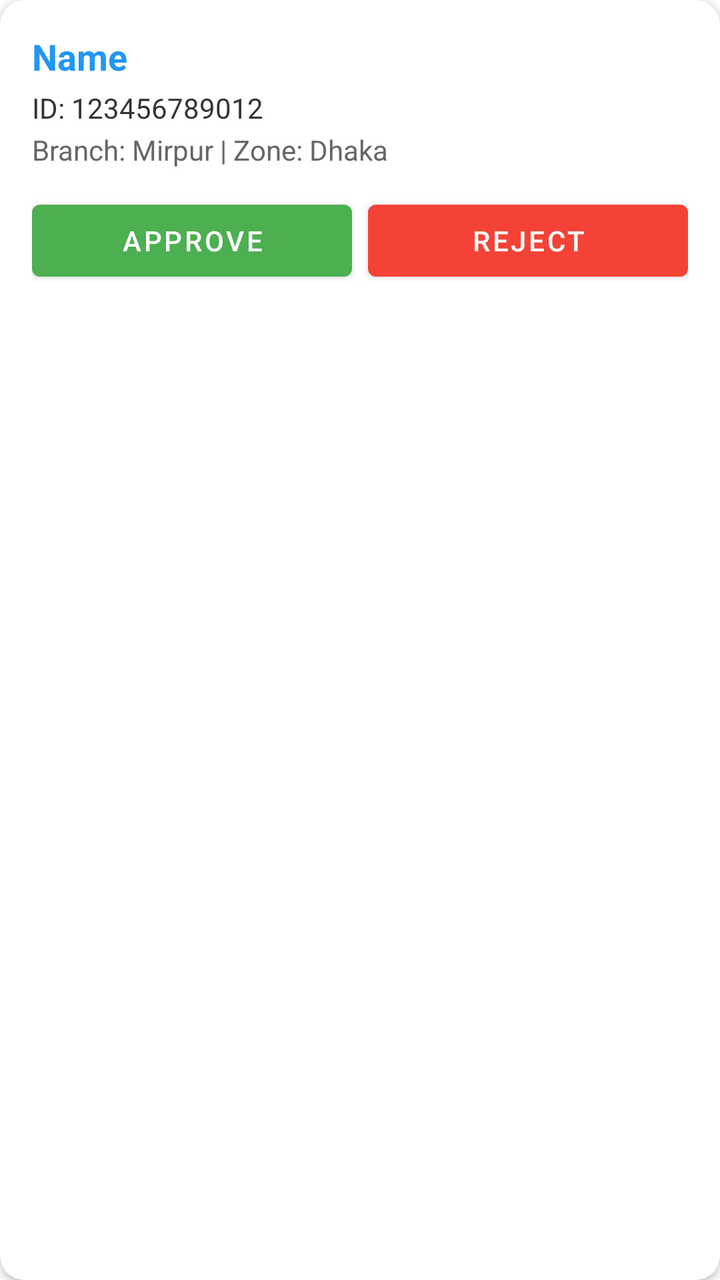
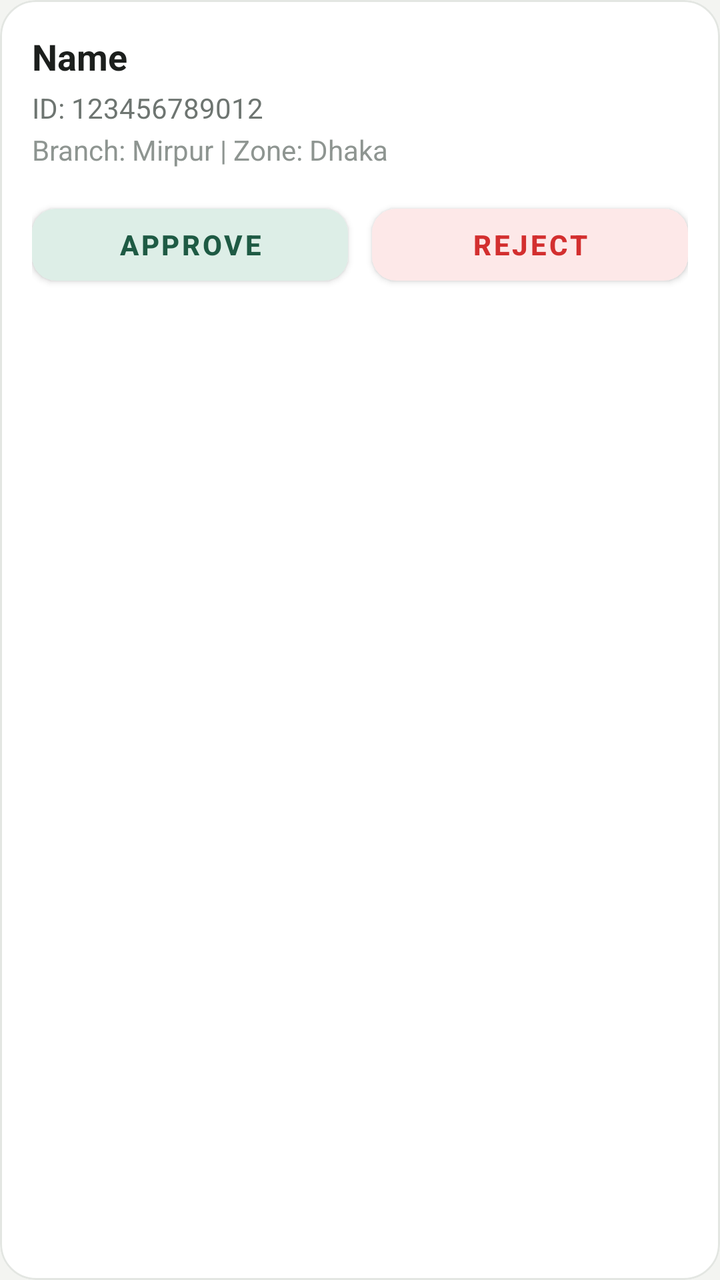

Two renders of the same Android screen: before a commit and after it. Below are the layout's source before the change and the commit's diff.
<!-- AndroidManifest.xml: application theme Theme.PerformanceTracker -->
<!-- res/layout/item_user_card.xml -->
<?xml version="1.0" encoding="utf-8"?>
<com.google.android.material.card.MaterialCardView
     xmlns:android="http://schemas.android.com/apk/res/android"
     xmlns:app="http://schemas.android.com/apk/res-auto"
     android:layout_height="wrap_content"
     android:layout_width="match_parent"
     android:layout_marginVertical="8dp"
     android:layout_marginHorizontal="16dp"
     app:cardElevation="2dp"
     app:cardBackgroundColor="#FFFFFF"
     app:cardCornerRadius="12dp">

    <LinearLayout
         android:layout_height="wrap_content"
         android:layout_width="match_parent"
         android:padding="16dp"
         android:orientation="vertical">

        <TextView
             android:layout_height="wrap_content"
             android:layout_width="wrap_content"
             android:textSize="18sp"
             android:textColor="#2196F3"
             android:id="@+id/tvUserName"
             android:text="Name"
             android:textStyle="bold" />

        <TextView
             android:layout_height="wrap_content"
             android:layout_width="wrap_content"
             android:textColor="#333333"
             android:layout_marginTop="4dp"
             android:id="@+id/tvUserId"
             android:text="ID: 123456789012" />

        <TextView
             android:layout_height="wrap_content"
             android:layout_width="wrap_content"
             android:textColor="#666666"
             android:layout_marginTop="2dp"
             android:id="@+id/tvUserLocation"
             android:text="Branch: Mirpur | Zone: Dhaka" />

        <LinearLayout
             android:layout_height="wrap_content"
             android:layout_width="match_parent"
             android:weightSum="2"
             android:orientation="horizontal"
             android:layout_marginTop="12dp">

            <com.google.android.material.button.MaterialButton
                 android:layout_height="wrap_content"
                 android:layout_width="0dp"
                 android:layout_marginEnd="8dp"
                 app:backgroundTint="#4CAF50"
                 android:textColor="#FFFFFF"
                 android:layout_weight="1"
                 android:id="@+id/btnPositive"
                 android:text="APPROVE" />

            <com.google.android.material.button.MaterialButton
                 android:layout_height="wrap_content"
                 android:layout_width="0dp"
                 app:backgroundTint="#F44336"
                 android:textColor="#FFFFFF"
                 android:layout_weight="1"
                 android:id="@+id/btnNegative"
                 android:text="REJECT" />

        </LinearLayout>

    </LinearLayout>

</com.google.android.material.card.MaterialCardView>
<!-- resources referenced by this layout -->
<resources>
  <style name="Theme.PerformanceTracker" parent="Theme.MaterialComponents.DayNight.NoActionBar">
          <item name="colorPrimary">#2196F3</item>
          <item name="colorPrimaryVariant">#1976D2</item>
          <item name="colorOnPrimary">#FFFFFF</item>
          <item name="android:statusBarColor">#1976D2</item>
      </style>
</resources>

<!-- the commit's change to res/layout/item_user_card.xml (unified diff, before → after) -->
@@ -4,11 +4,13 @@
      xmlns:app="http://schemas.android.com/apk/res-auto"
      android:layout_height="wrap_content"
      android:layout_width="match_parent"
-     android:layout_marginVertical="8dp"
+     android:layout_marginVertical="6dp"
      android:layout_marginHorizontal="16dp"
-     app:cardElevation="2dp"
-     app:cardBackgroundColor="#FFFFFF"
-     app:cardCornerRadius="12dp">
+     app:cardElevation="0dp"
+     app:strokeColor="@color/card_stroke"
+     app:strokeWidth="1dp"
+     app:cardBackgroundColor="@color/surface_card"
+     app:cardCornerRadius="18dp">
 
     <LinearLayout
          android:layout_height="wrap_content"
@@ -20,7 +22,7 @@
              android:layout_height="wrap_content"
              android:layout_width="wrap_content"
              android:textSize="18sp"
-             android:textColor="#2196F3"
+             android:textColor="@color/text_primary"
              android:id="@+id/tvUserName"
              android:text="Name"
              android:textStyle="bold" />
@@ -28,7 +30,7 @@
         <TextView
              android:layout_height="wrap_content"
              android:layout_width="wrap_content"
-             android:textColor="#333333"
+             android:textColor="@color/text_secondary"
              android:layout_marginTop="4dp"
              android:id="@+id/tvUserId"
              android:text="ID: 123456789012" />
@@ -36,7 +38,7 @@
         <TextView
              android:layout_height="wrap_content"
              android:layout_width="wrap_content"
-             android:textColor="#666666"
+             android:textColor="@color/text_muted"
              android:layout_marginTop="2dp"
              android:id="@+id/tvUserLocation"
              android:text="Branch: Mirpur | Zone: Dhaka" />
@@ -46,26 +48,33 @@
              android:layout_width="match_parent"
              android:weightSum="2"
              android:orientation="horizontal"
-             android:layout_marginTop="12dp">
+             android:layout_marginTop="14dp">
 
             <com.google.android.material.button.MaterialButton
-                 android:layout_height="wrap_content"
+                 android:layout_height="48dp"
                  android:layout_width="0dp"
-                 android:layout_marginEnd="8dp"
-                 app:backgroundTint="#4CAF50"
-                 android:textColor="#FFFFFF"
+                 android:layout_marginEnd="6dp"
+                 app:cornerRadius="12dp"
+                 app:elevation="0dp"
+                 app:backgroundTint="@color/badge_green_bg"
+                 android:textColor="@color/badge_green_icon"
                  android:layout_weight="1"
                  android:id="@+id/btnPositive"
-                 android:text="APPROVE" />
+                 android:text="APPROVE"
+                 android:textStyle="bold" />
 
             <com.google.android.material.button.MaterialButton
-                 android:layout_height="wrap_content"
+                 android:layout_height="48dp"
                  android:layout_width="0dp"
-                 app:backgroundTint="#F44336"
-                 android:textColor="#FFFFFF"
+                 app:cornerRadius="12dp"
+                 app:elevation="0dp"
+                 app:backgroundTint="@color/badge_red_bg"
+                 android:textColor="@color/badge_red_icon"
+                 android:layout_marginStart="6dp"
                  android:layout_weight="1"
                  android:id="@+id/btnNegative"
-                 android:text="REJECT" />
+                 android:text="REJECT"
+                 android:textStyle="bold" />
 
         </LinearLayout>
 
<!-- resource entries referenced after the edit -->
@@ -1,10 +1,48 @@
 <!-- resources referenced by this layout -->
 <resources>
-  <style name="Theme.PerformanceTracker" parent="Theme.MaterialComponents.DayNight.NoActionBar">
-          <item name="colorPrimary">#2196F3</item>
-          <item name="colorPrimaryVariant">#1976D2</item>
-          <item name="colorOnPrimary">#FFFFFF</item>
-          <item name="android:statusBarColor">#1976D2</item>
+  <color name="badge_green_bg">#DDEEE7</color>
+  <color name="badge_green_icon">#1E5A44</color>
+  <color name="badge_red_bg">#FDE8E8</color>
+  <color name="badge_red_icon">#D32F2F</color>
+  <color name="card_stroke">#E3E6E2</color>
+  <color name="surface_card">#FFFFFF</color>
+  <color name="text_muted">#8E9591</color>
+  <color name="text_primary">#1C1F1D</color>
+  <color name="text_secondary">#6E7571</color>
+  <style name="Theme.PerformanceTracker" parent="Theme.MaterialComponents.Light.NoActionBar">
+          <item name="colorPrimary">@color/primary</item>
+          <item name="colorPrimaryVariant">@color/primary_dark</item>
+          <item name="colorOnPrimary">@color/white</item>
+          <item name="android:statusBarColor">@color/background</item>
+          <item name="android:windowLightStatusBar">true</item>
+          <item name="android:windowBackground">@color/background</item>
+          <item name="colorSecondary">@color/secondary</item>
+          <item name="colorSurface">@color/surface</item>
+          <item name="colorOnSurface">@color/text_primary</item>
+          <item name="colorControlNormal">@color/input_stroke_unfocused</item>
+          <item name="colorControlActivated">@color/primary</item>
+          <item name="android:textColorHint">@color/text_secondary</item>
+          <item name="textInputStyle">@style/CustomOutlinedBox</item>
       </style>
+  <color name="primary">#1E5A44</color>
+  <color name="primary_dark">#154333</color>
+  <color name="white">#FFFFFF</color>
+  <color name="background">#F3F4F1</color>
+  <color name="secondary">#256650</color>
+  <color name="surface">#FFFFFF</color>
+  <color name="input_stroke_unfocused">#B4BEB8</color>
+  <style name="CustomOutlinedBox" parent="Widget.MaterialComponents.TextInputLayout.OutlinedBox">
+          <item name="boxStrokeColor">@color/box_stroke_selector</item>
+          <item name="boxStrokeWidth">1.5dp</item>
+          <item name="boxStrokeWidthFocused">2dp</item>
+          <item name="boxBackgroundColor">@color/input_background</item>
+          <item name="hintTextColor">@color/primary</item>
+          <item name="android:textColorHint">@color/text_secondary</item>
+          <item name="boxCornerRadiusTopStart">12dp</item>
+          <item name="boxCornerRadiusTopEnd">12dp</item>
+          <item name="boxCornerRadiusBottomStart">12dp</item>
+          <item name="boxCornerRadiusBottomEnd">12dp</item>
+      </style>
+  <color name="input_background">#F7FAF8</color>
 </resources>
 
